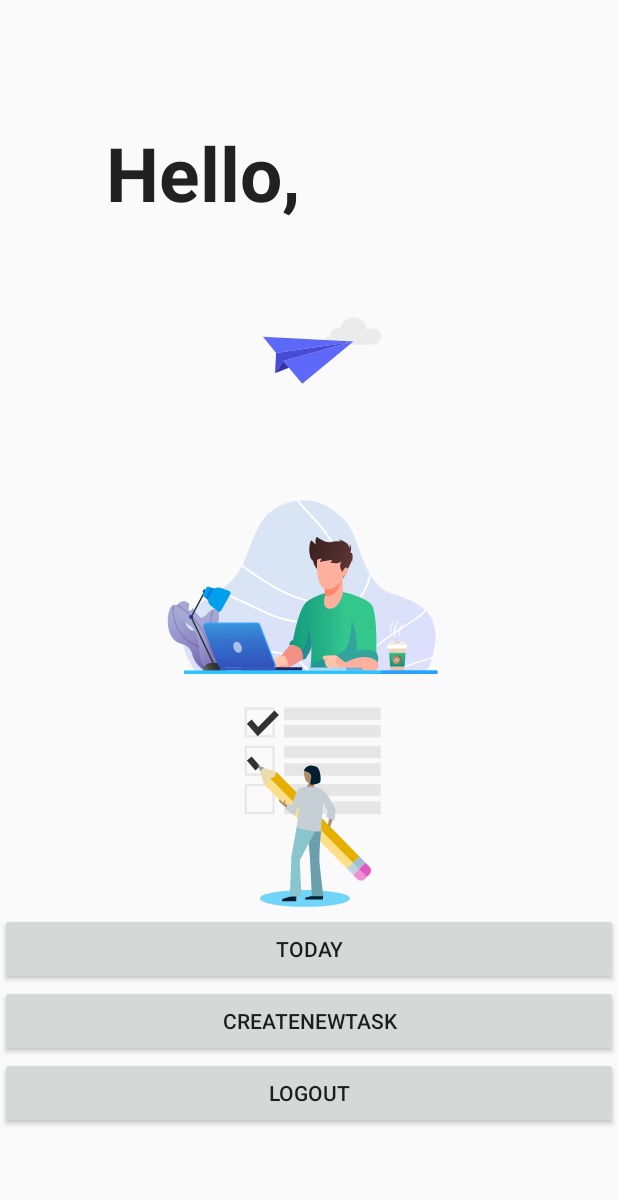
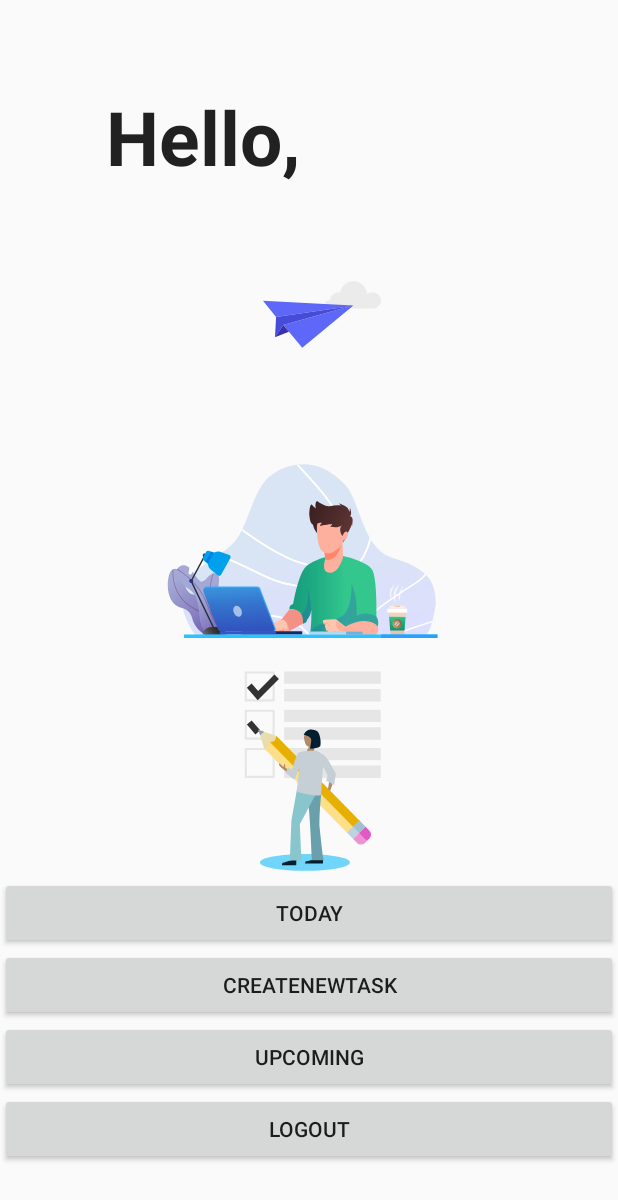
Before and after one commit to AndrewMaged814/To-do-App, an Android app: the Home screen opened directly, with no data from a screen before it, on a phone screen of 412 x 824 dp. Shown: the top 1200 px of the screen. Run offline under Robolectric (Android 15) with nearby library versions, the phone set to English and light mode, and no system bars; libraries missing offline, so code that uses them is left out: com.daimajia.androidanimations; 1 statement that could not run was skipped.

Commit message:
Tuesday May 25, 2022

```diff
--- a/app/src/main/AndroidManifest.xml
+++ b/app/src/main/AndroidManifest.xml
@@ -16,6 +16,12 @@
         <activity
                 android:name=".chat.MessageAdapter"
                 android:exported="true" tools:ignore="Instantiatable"/>
+        <activity android:name=".task.Calender.EventEditActivity"
+                  android:exported="false"/>
+        <activity android:name=".task.Calender.MainActivity"
+                  android:exported="false"/>
+        <activity android:name=".task.Calender.WeekViewActivity"
+                  android:exported="false"/>
         <activity
                 android:name=".chat.ChatStartupActivity"
                 android:exported="true"/>
--- a/app/src/main/java/com/example/myapplication/HomeActivity/Home.java
+++ b/app/src/main/java/com/example/myapplication/HomeActivity/Home.java
@@ -14,6 +14,7 @@ import com.daimajia.androidanimations.library.YoYo;
 import com.example.myapplication.R;
 import com.example.myapplication.task.Activities.CreateNewTask;
 import com.example.myapplication.task.Activities.TodayActivity;
+import com.example.myapplication.task.Calender.MainActivity;
 import com.example.myapplication.user.Activity.Login;
 import com.example.myapplication.user.userTypes.User;
 import com.example.myapplication.user.UserLocalStore;
@@ -29,10 +30,12 @@ public class Home extends AppCompatActivity implements View.OnClickListener {
         Button btLogout = findViewById(R.id.bntLogout);
         Button btnToday = findViewById(R.id.btnToday);
         Button btnCreate = findViewById(R.id.btnCreate);
+        Button btnUpcoming = findViewById(R.id.btnUpcoming);
         name = findViewById(R.id.tvName);
         btLogout.setOnClickListener(this);
         btnToday.setOnClickListener(this);
         btnCreate.setOnClickListener(this);
+        btnUpcoming.setOnClickListener(this);
         userLocalStore = new UserLocalStore(this);
 
         displayUserDetails();
@@ -64,6 +67,9 @@ public class Home extends AppCompatActivity implements View.OnClickListener {
         else if (view.getId() == R.id.btnCreate){
             startActivity(new Intent(this, CreateNewTask.class));
         }
+        else if (view.getId() == R.id.btnUpcoming){
+            startActivity(new Intent(this, MainActivity.class));
+        }
     }
 
 
--- a/app/src/main/java/com/example/myapplication/task/Adapters/Task_RecyclerViewAdapter.java
+++ b/app/src/main/java/com/example/myapplication/task/Adapters/Task_RecyclerViewAdapter.java
@@ -2,6 +2,7 @@ package com.example.myapplication.task.Adapters;
 
 
 import android.content.Context;
+import android.content.SharedPreferences;
 import android.text.Html;
 import android.util.Log;
 import android.view.LayoutInflater;
@@ -13,15 +14,18 @@ import androidx.annotation.NonNull;
 import androidx.recyclerview.widget.RecyclerView;
 import com.example.myapplication.R;
 import com.example.myapplication.task.Task;
+import com.example.myapplication.task.Tasks_Store;
 
 import java.util.ArrayList;
 
+import static com.example.myapplication.task.Tasks_Store.Tasks;
 
 
 public class Task_RecyclerViewAdapter extends RecyclerView.Adapter<Task_RecyclerViewAdapter.MyViewHolder> {
     private final RecyclerViewInterface recyclerViewInterface;
     Context context;
     public static ArrayList<Task> taskModelArrayList;
+
     public Task_RecyclerViewAdapter(Context context,ArrayList<Task> taskModelArrayList, RecyclerViewInterface recyclerViewInterface){
         this.context = context;
         Task_RecyclerViewAdapter.taskModelArrayList = taskModelArrayList;
@@ -71,7 +75,6 @@ public class Task_RecyclerViewAdapter extends RecyclerView.Adapter<Task_Recycler
         CheckBox cbDone;
 
         private final static String TAG = "TASK APP";
-
         public MyViewHolder(@NonNull View itemView,RecyclerViewInterface recyclerViewInterface) {
             super(itemView);
 
@@ -123,6 +126,7 @@ public class Task_RecyclerViewAdapter extends RecyclerView.Adapter<Task_Recycler
 
                         if(position != RecyclerView.NO_POSITION){
                             recyclerViewInterface.onItemLongClick(position);
+
                         }
 
                     }
--- a/app/src/main/java/com/example/myapplication/user/Activity/Login.java
+++ b/app/src/main/java/com/example/myapplication/user/Activity/Login.java
@@ -13,6 +13,7 @@ import android.widget.Toast;
 import com.daimajia.androidanimations.library.Techniques;
 import com.daimajia.androidanimations.library.YoYo;
 import com.example.myapplication.*;
+import com.example.myapplication.task.Tasks_Store;
 import com.example.myapplication.user.PersonalityTest;
 import com.example.myapplication.user.UserLocalStore;
 import com.example.myapplication.user.userTypes.Admin;
@@ -102,6 +103,9 @@ public class Login extends AppCompatActivity implements View.OnClickListener {
 
         if (user.getUsername().equals(userRegistered.getUsername()) && user.getPassword().equals(userRegistered.getPassword())) {
             Toast.makeText(Login.this, "Logged in successfully!", Toast.LENGTH_LONG).show();
+            Tasks_Store sharedPreferences;
+            sharedPreferences =new Tasks_Store(this);
+            sharedPreferences.getTask();
             startActivity(new Intent(this, PersonalityTest.class));
         } else {
             Toast.makeText(Login.this, "Incorrect Username or password", Toast.LENGTH_LONG).show();
--- a/app/src/main/res/layout/activity_home.xml
+++ b/app/src/main/res/layout/activity_home.xml
@@ -49,6 +49,11 @@
             android:layout_width="match_parent"
             android:layout_height="wrap_content"
             android:id="@+id/btnCreate"/>
+    <Button
+            android:text="Upcoming"
+            android:layout_width="match_parent"
+            android:layout_height="wrap_content"
+            android:id="@+id/btnUpcoming"/>
 
     <Button
         android:id="@+id/bntLogout"
--- a/app/src/main/res/values/colors.xml
+++ b/app/src/main/res/values/colors.xml
@@ -40,6 +40,9 @@
     <color name="lightBlue">#add8e6</color>
     <color name="Fire">#FFA184</color>
     <color name="Okay">#FFFBC7</color>
+    <color name ="blueColor">#7886D8</color>
+    <color name ="yellow">#DD9831</color>
+
     <!--    <color name="colorPrimary">#00bcd4</color>-->
     <!--    <color name="colorPrimaryDark">#0097a7</color>-->
     <!--    <color name="colorAccent">#f2fe71</color>-->
--- a/app/src/main/res/values/strings.xml
+++ b/app/src/main/res/values/strings.xml
@@ -6,6 +6,7 @@
     <dimen name="logo_w_h">100dp</dimen>
     <!-- TODO: Remove or change this placeholder text -->
     <string name="hello_blank_fragment">Hello blank fragment</string>
-
+    <string name="next"><![CDATA[->]]></string>
+    <string name="previous"><![CDATA[<-]]></string>
 
 </resources>
```
Also changed, not shown: app/src/main/java/com/example/myapplication/task/Activities/TodayActivity.java (+0 -16 lines).
